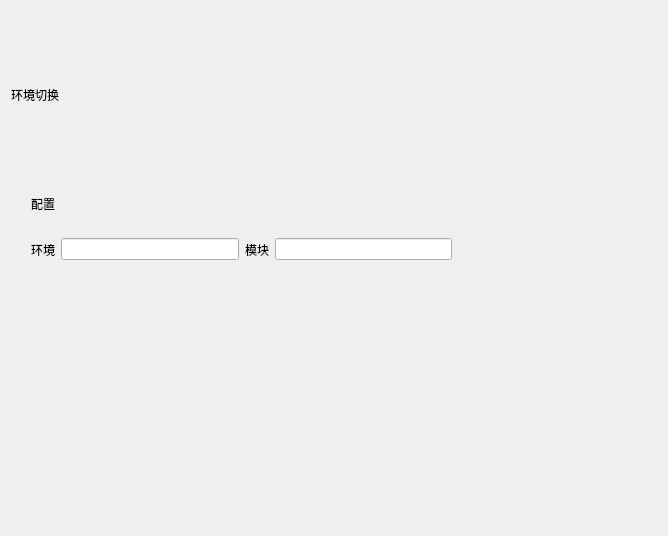
W-Lightr/devtool, file resource/ui/env.ui: the form before one commit.
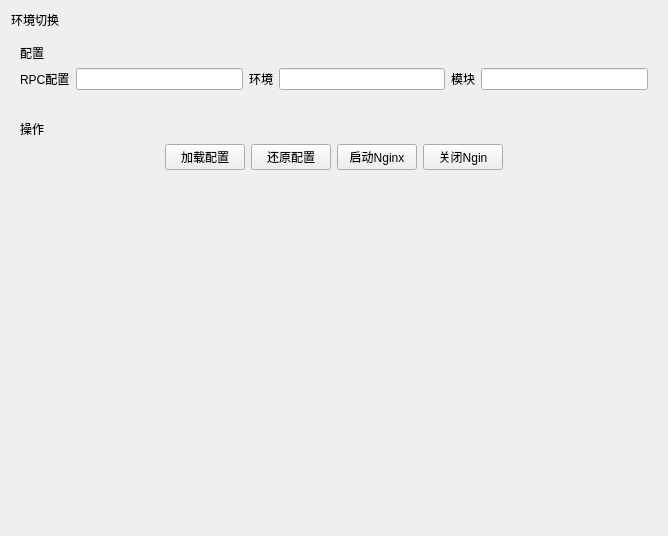
The form after the commit. Custom widgets are drawn as their Qt base class.

Commit message: feat: 使用QConfig

```diff
--- a/resource/ui/env.ui
+++ b/resource/ui/env.ui
@@ -24,31 +24,28 @@
    </item>
    <item>
     <widget class="CardWidget" name="CardWidget">
+     <layout class="QVBoxLayout" name="verticalLayout_2">
+      <item>
      <widget class="StrongBodyLabel" name="StrongBodyLabel">
-      <property name="geometry">
-       <rect>
-        <x>20</x>
-        <y>10</y>
-        <width>113</width>
-        <height>19</height>
-       </rect>
-      </property>
       <property name="text">
        <string>配置</string>
       </property>
      </widget>
-     <widget class="QWidget" name="horizontalLayoutWidget">
-      <property name="geometry">
-       <rect>
-        <x>20</x>
-        <y>40</y>
-        <width>421</width>
-        <height>51</height>
-       </rect>
-      </property>
+      </item>
+      <item>
       <layout class="QHBoxLayout" name="horizontalLayout">
        <item>
-        <widget class="BodyLabel" name="BodyLabel">
+         <widget class="BodyLabel" name="rpc_title">
+          <property name="text">
+           <string>RPC配置</string>
+          </property>
+         </widget>
+        </item>
+        <item>
+         <widget class="EditableComboBox" name="RpcComboBox"/>
+        </item>
+        <item>
+         <widget class="BodyLabel" name="hj_title">
          <property name="text">
           <string>环境</string>
          </property>
@@ -65,24 +62,105 @@
         </widget>
        </item>
        <item>
-        <widget class="EditableComboBox" name="EditableComboBox_2"/>
-       </item>
-      </layout>
-     </widget>
-     <widget class="PrimaryPushSettingCard" name="widget" native="true">
-      <property name="geometry">
-       <rect>
-        <x>20</x>
-        <y>100</y>
-        <width>621</width>
-        <height>61</height>
-       </rect>
-      </property>
-     </widget>
+         <widget class="EditableComboBox" name="MkComboBox"/>
+        </item>
+       </layout>
+      </item>
+      <item>
+       <widget class="PrimaryPushSettingCard" name="nginxSelect" native="true"/>
+      </item>
+     </layout>
+    </widget>
+   </item>
+   <item>
+    <widget class="CardWidget" name="CardWidget_2">
+     <layout class="QVBoxLayout" name="verticalLayout_3">
+      <item>
+       <widget class="StrongBodyLabel" name="StrongBodyLabel_2">
+        <property name="text">
+         <string>操作</string>
+        </property>
+       </widget>
+      </item>
+      <item>
+       <layout class="QHBoxLayout" name="horizontalLayout_2">
+        <item>
+         <spacer name="horizontalSpacer">
+          <property name="orientation">
+           <enum>Qt::Horizontal</enum>
+          </property>
+          <property name="sizeType">
+           <enum>QSizePolicy::Expanding</enum>
+          </property>
+          <property name="sizeHint" stdset="0">
+           <size>
+            <width>60</width>
+            <height>20</height>
+           </size>
+          </property>
+         </spacer>
+        </item>
+        <item>
+         <widget class="PrimaryPushButton" name="jiazaiConfigBtn">
+          <property name="text">
+           <string>加载配置</string>
+          </property>
     </widget>
    </item>
    <item>
-    <widget class="CardWidget" name="CardWidget_2"/>
+         <widget class="PrimaryPushButton" name="huanyuanConfigBtn">
+          <property name="text">
+           <string>还原配置</string>
+          </property>
+         </widget>
+        </item>
+        <item>
+         <widget class="PrimaryPushButton" name="startNginxBtn">
+          <property name="text">
+           <string>启动Nginx</string>
+          </property>
+         </widget>
+        </item>
+        <item>
+         <widget class="PrimaryPushButton" name="stopNginxBtn">
+          <property name="text">
+           <string>关闭Ngin</string>
+          </property>
+         </widget>
+        </item>
+        <item>
+         <spacer name="horizontalSpacer_2">
+          <property name="orientation">
+           <enum>Qt::Horizontal</enum>
+          </property>
+          <property name="sizeHint" stdset="0">
+           <size>
+            <width>40</width>
+            <height>20</height>
+           </size>
+          </property>
+         </spacer>
+        </item>
+       </layout>
+      </item>
+     </layout>
+    </widget>
+   </item>
+   <item>
+    <spacer name="verticalSpacer">
+     <property name="orientation">
+      <enum>Qt::Vertical</enum>
+     </property>
+     <property name="sizeType">
+      <enum>QSizePolicy::Expanding</enum>
+     </property>
+     <property name="sizeHint" stdset="0">
+      <size>
+       <width>20</width>
+       <height>10</height>
+      </size>
+     </property>
+    </spacer>
    </item>
   </layout>
  </widget>
@@ -92,6 +170,16 @@
    <extends>LineEdit</extends>
    <header>qfluentwidgets</header>
   </customwidget>
+  <customwidget>
+   <class>PushButton</class>
+   <extends>QPushButton</extends>
+   <header>qfluentwidgets</header>
+  </customwidget>
+  <customwidget>
+   <class>PrimaryPushButton</class>
+   <extends>PushButton</extends>
+   <header>qfluentwidgets</header>
+  </customwidget>
   <customwidget>
    <class>CardWidget</class>
    <extends>QFrame</extends>
```
Left out of the diff: 4 changed lines with no effect on the pictures. Lines whose indentation alone changed are shown as unchanged. The commit also changes 3 other files.
